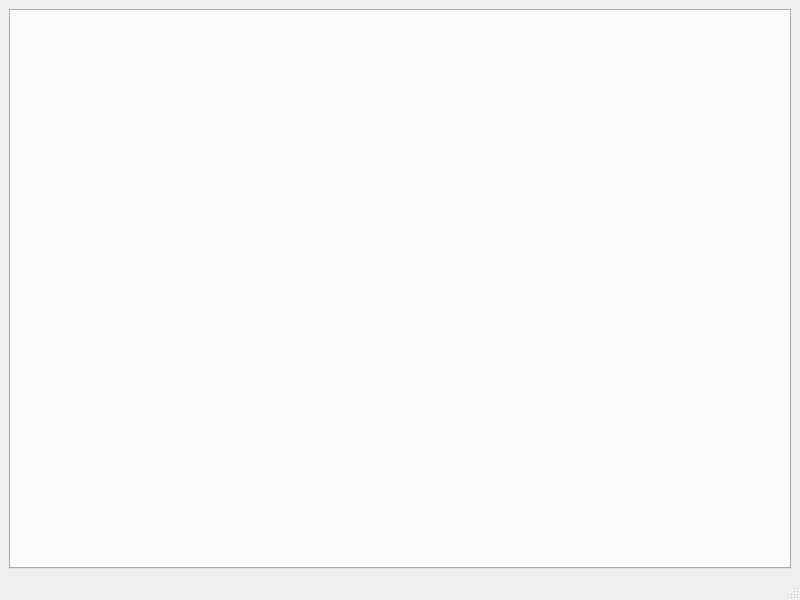
Old version of the form cmainwindow.ui in the repository birkeh/picturePrint.
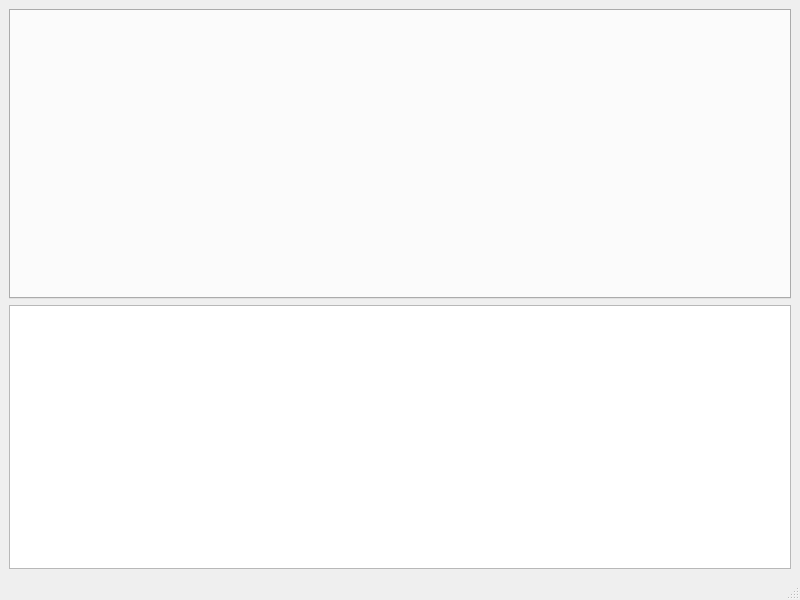
New version of the form.

The edit to the form file:
```diff
--- a/cmainwindow.ui
+++ b/cmainwindow.ui
@@ -18,6 +18,37 @@
     <item row="0" column="0">
      <widget class="QTabWidget" name="m_lpMainTab"/>
     </item>
+    <item row="1" column="0">
+     <widget class="QListView" name="m_lpSelectedList">
+      <property name="minimumSize">
+       <size>
+        <width>0</width>
+        <height>264</height>
+       </size>
+      </property>
+      <property name="maximumSize">
+       <size>
+        <width>16777215</width>
+        <height>264</height>
+       </size>
+      </property>
+      <property name="movement">
+       <enum>QListView::Free</enum>
+      </property>
+      <property name="flow">
+       <enum>QListView::LeftToRight</enum>
+      </property>
+      <property name="resizeMode">
+       <enum>QListView::Adjust</enum>
+      </property>
+      <property name="gridSize">
+       <size>
+        <width>202</width>
+        <height>236</height>
+       </size>
+      </property>
+     </widget>
+    </item>
    </layout>
   </widget>
   <widget class="QMenuBar" name="m_lpMenuBar">
```
Left out of the diff: 2 changed lines with no effect on the pictures.
